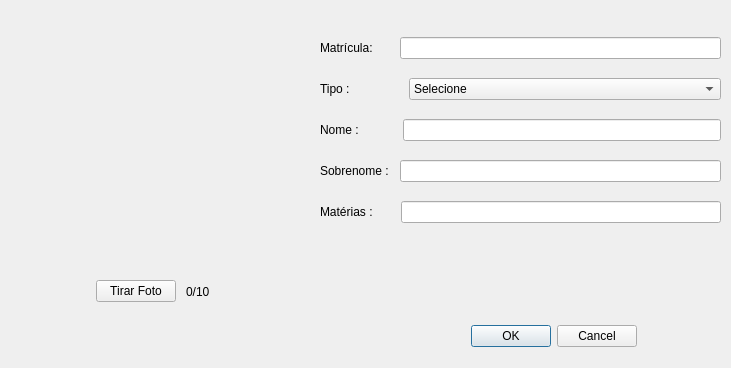
This is novousuario.ui in Marcos-/TP1-trabalho2 as Qt 5 draws it before an edit. The edited form follows.
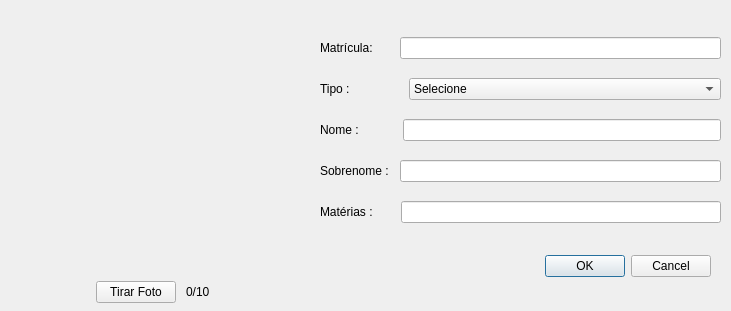
This is the edited form.

The edit to the form file:
```diff
--- a/novousuario.ui
+++ b/novousuario.ui
@@ -7,7 +7,7 @@
     <x>0</x>
     <y>0</y>
     <width>731</width>
-    <height>368</height>
+    <height>311</height>
    </rect>
   </property>
   <property name="windowTitle">
@@ -16,8 +16,8 @@
   <widget class="QDialogButtonBox" name="ok_cancela_botao">
    <property name="geometry">
     <rect>
-     <x>296</x>
-     <y>320</y>
+     <x>370</x>
+     <y>250</y>
      <width>341</width>
      <height>32</height>
     </rect>
@@ -51,7 +51,7 @@
      <x>96</x>
      <y>280</y>
      <width>137</width>
-     <height>23</height>
+     <height>24</height>
     </rect>
    </property>
    <layout class="QHBoxLayout" name="group_numFotos">
@@ -203,9 +203,9 @@
   <widget class="QLabel" name="erro_label">
    <property name="geometry">
     <rect>
-     <x>352</x>
-     <y>264</y>
-     <width>273</width>
+     <x>320</x>
+     <y>250</y>
+     <width>211</width>
      <height>33</height>
     </rect>
    </property>
```
